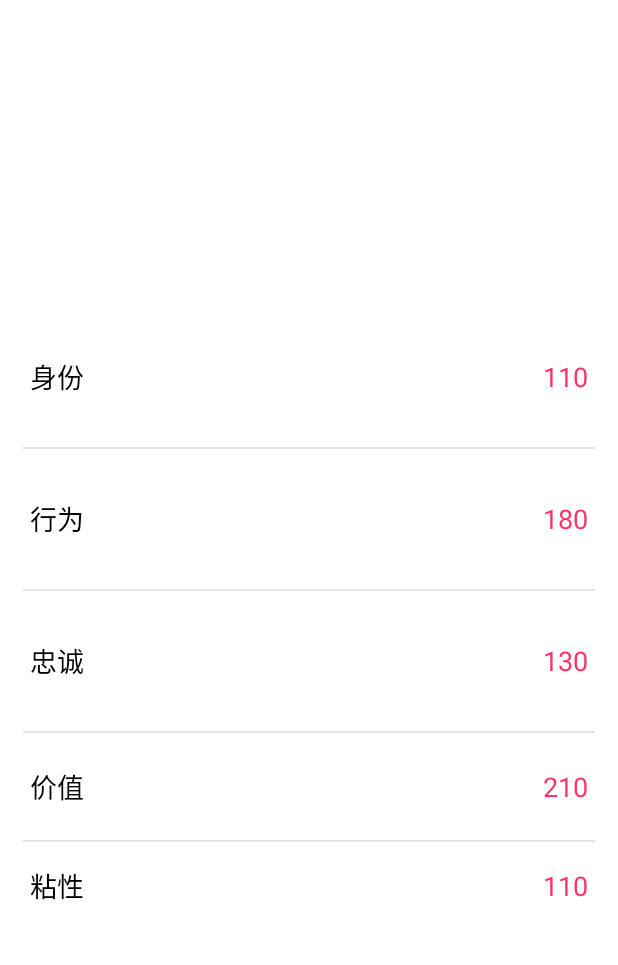
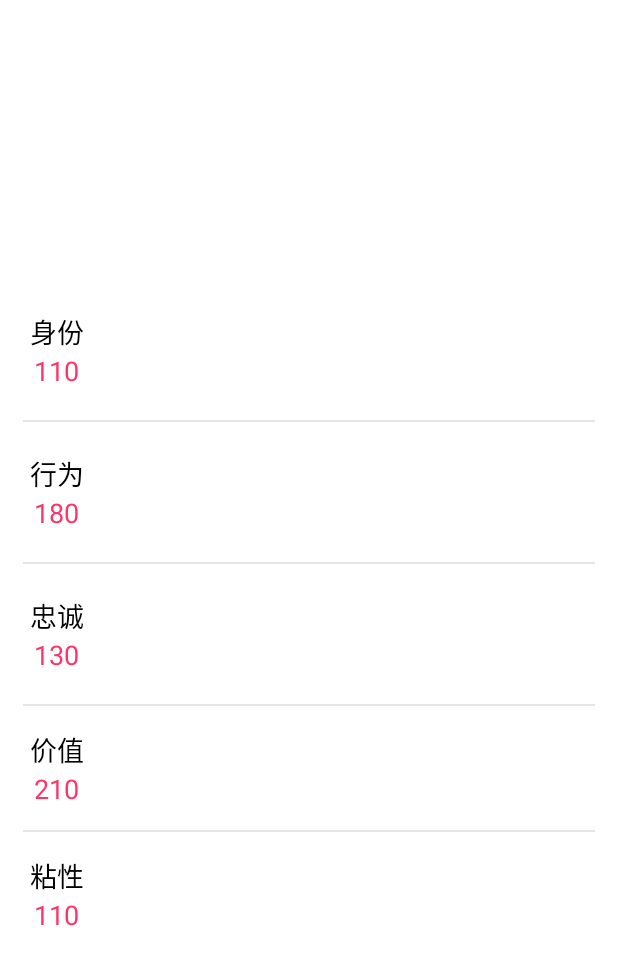
Before and after one commit to truesA/WDL, an Android app: the layout user_main_msg_item.xml on its own in the app's theme, with its tools: preview values and no code run, on a phone screen of 412 x 824 dp. Shown: the top 965 px of the screen. Run offline under Robolectric (Android 15) with nearby library versions, the phone set to English and light mode, and no system bars; network calls fail.

```diff
--- a/app/src/main/java/com/wdl/amdroid_jwdl/interfaces/API.java
+++ b/app/src/main/java/com/wdl/amdroid_jwdl/interfaces/API.java
@@ -7,6 +7,7 @@ package com.wdl.amdroid_jwdl.interfaces;
 public class API
 {
     public static final String BASE_URL = "http://wdl.blackholebigdata.com/";
+    public static final String User_Login ="login";
     public static final String Main_Data = "sa_kpi";
     public static final String Main_USERMSG = "user_search_detail";
     public static final String Main_USERMSG_BAST ="user_search_detail2";
@@ -25,4 +26,5 @@ public class API
      //http://wdl.blackholebigdata.com/bk_call?date=2018-05-26
     public static final String Main_saving = "bk_call";
 
+
 }
--- a/app/src/main/res/layout/user_main_msg_item.xml
+++ b/app/src/main/res/layout/user_main_msg_item.xml
@@ -19,12 +19,26 @@
         android:orientation="horizontal"
         android:padding="10.0dip">
 
+       <LinearLayout
+           android:layout_width="wrap_content"
+           android:layout_height="wrap_content"
+           android:orientation="vertical"
+           android:gravity="center">
            <TextView
                android:layout_width="wrap_content"
                android:layout_height="wrap_content"
                android:text="身份"
                android:textColor="@color/black"
                android:textSize="@dimen/text_size2" />
+
+           <TextView
+               android:id="@+id/user_identity_value"
+               android:layout_width="wrap_content"
+               android:layout_height="wrap_content"
+               android:textColor="@color/color1"
+               android:textSize="@dimen/text_size2"
+               tools:text="110" />
+       </LinearLayout>
 
         <LinearLayout
             android:layout_width="0dp"
@@ -103,13 +117,7 @@
         </LinearLayout>
 
 
-        <TextView
-            android:id="@+id/user_identity_value"
-            android:layout_width="wrap_content"
-            android:layout_height="wrap_content"
-            android:textColor="@color/color1"
-            android:textSize="@dimen/text_size2"
-            tools:text="110" />
+
     </LinearLayout>
 
     <View
@@ -126,6 +134,12 @@
         android:orientation="horizontal"
         android:padding="10.0dip">
 
+       <LinearLayout
+           android:layout_width="wrap_content"
+           android:layout_height="wrap_content"
+           android:gravity="center"
+           android:orientation="vertical">
+
            <TextView
                android:layout_width="wrap_content"
                android:layout_height="wrap_content"
@@ -133,6 +147,15 @@
                android:textColor="@color/black"
                android:textSize="@dimen/text_size2" />
 
+           <TextView
+               android:id="@+id/user_behavior_value"
+               android:layout_width="wrap_content"
+               android:layout_height="wrap_content"
+               android:textColor="@color/color1"
+               android:textSize="@dimen/text_size2"
+               tools:text="180" />
+
+       </LinearLayout>
         <LinearLayout
             android:layout_width="0dp"
             android:layout_height="wrap_content"
@@ -256,13 +279,7 @@
         </LinearLayout>
 
 
-        <TextView
-            android:id="@+id/user_behavior_value"
-            android:layout_width="wrap_content"
-            android:layout_height="wrap_content"
-            android:textColor="@color/color1"
-            android:textSize="@dimen/text_size2"
-            tools:text="180" />
+
     </LinearLayout>
 
     <View
@@ -279,12 +296,30 @@
         android:orientation="horizontal"
         android:padding="10.0dip">
 
+        <LinearLayout
+            android:layout_width="wrap_content"
+            android:layout_height="wrap_content"
+            android:gravity="center"
+            android:orientation="vertical">
+
             <TextView
                 android:layout_width="wrap_content"
                 android:layout_height="wrap_content"
                 android:text="忠诚"
                 android:textColor="@color/black"
                 android:textSize="@dimen/text_size2" />
+
+
+            <TextView
+                android:id="@+id/user_loyalty_value"
+                android:layout_width="wrap_content"
+                android:layout_height="wrap_content"
+                android:textColor="@color/color1"
+                android:textSize="@dimen/text_size2"
+                tools:text="130" />
+
+        </LinearLayout>
+
 
         <!--<TextView-->
         <!--android:id="@+id/user_loyalty"-->
@@ -367,13 +402,7 @@
         </LinearLayout>
 
 
-        <TextView
-            android:id="@+id/user_loyalty_value"
-            android:layout_width="wrap_content"
-            android:layout_height="wrap_content"
-            android:textColor="@color/color1"
-            android:textSize="@dimen/text_size2"
-            tools:text="130" />
+
     </LinearLayout>
 
     <View
@@ -390,12 +419,28 @@
         android:orientation="horizontal"
         android:padding="10.0dip">
 
+        <LinearLayout
+            android:layout_width="wrap_content"
+            android:layout_height="wrap_content"
+            android:gravity="center"
+            android:orientation="vertical">
         <TextView
             android:layout_width="wrap_content"
             android:layout_height="wrap_content"
             android:text="价值"
             android:textColor="@color/black"
             android:textSize="@dimen/text_size2" />
+
+
+            <TextView
+                android:id="@+id/user_worth_value"
+                android:layout_width="wrap_content"
+                android:layout_height="wrap_content"
+                android:textColor="@color/color1"
+                android:textSize="@dimen/text_size2"
+                tools:text="210" />
+
+        </LinearLayout>
 
         <!--<TextView-->
         <!--android:id="@+id/user_worth"-->
@@ -468,13 +513,7 @@
             </LinearLayout>
         </LinearLayout>
 
-        <TextView
-            android:id="@+id/user_worth_value"
-            android:layout_width="wrap_content"
-            android:layout_height="wrap_content"
-            android:textColor="@color/color1"
-            android:textSize="@dimen/text_size2"
-            tools:text="210" />
+
     </LinearLayout>
 
     <View
@@ -491,12 +530,27 @@
         android:orientation="horizontal"
         android:padding="10.0dip">
 
+        <LinearLayout
+            android:layout_width="wrap_content"
+            android:layout_height="wrap_content"
+            android:gravity="center"
+            android:orientation="vertical">
+
         <TextView
             android:layout_width="wrap_content"
             android:layout_height="wrap_content"
             android:text="粘性"
             android:textColor="@color/black"
             android:textSize="@dimen/text_size2" />
+
+            <TextView
+                android:id="@+id/user_viscosity_value"
+                android:layout_width="wrap_content"
+                android:layout_height="wrap_content"
+                android:textColor="@color/color1"
+                android:textSize="@dimen/text_size2"
+                tools:text="110" />
+        </LinearLayout>
 
         <TextView
             android:id="@+id/user_viscosity"
@@ -508,12 +562,5 @@
             android:textColor="@color/black"
             android:textSize="@dimen/text_size4" />
 
-        <TextView
-            android:id="@+id/user_viscosity_value"
-            android:layout_width="wrap_content"
-            android:layout_height="wrap_content"
-            android:textColor="@color/color1"
-            android:textSize="@dimen/text_size2"
-            tools:text="110" />
         </LinearLayout>
 </LinearLayout>
```
Also changed, not shown: app/src/main/java/com/wdl/amdroid_jwdl/activity/Login2Activity.java (+98 -29 lines), app/src/main/java/com/wdl/amdroid_jwdl/activity/LoginActivity.java (+24 -24 lines), app/src/main/java/com/wdl/amdroid_jwdl/activity/UserMainMsgActivity.java (+5 -5 lines), app/src/main/java/com/wdl/amdroid_jwdl/fragment/DataFragment.java (+4 -3 lines), app/src/main/java/com/wdl/amdroid_jwdl/fragment/SavingFragment.java (+4 -3 lines), app/src/main/java/com/wdl/amdroid_jwdl/fragment/ServiceFragment.java (+4 -3 lines), app/src/main/java/com/wdl/amdroid_jwdl/interfaces/UserService.java (+8 -0 lines), app/src/main/java/com/wdl/amdroid_jwdl/model/LoginUesr.java (+60 -20 lines), app/src/main/java/com/wdl/amdroid_jwdl/model/UserInfo.java (added, +39 -0 lines). Lines whose indentation alone changed are shown as unchanged.
